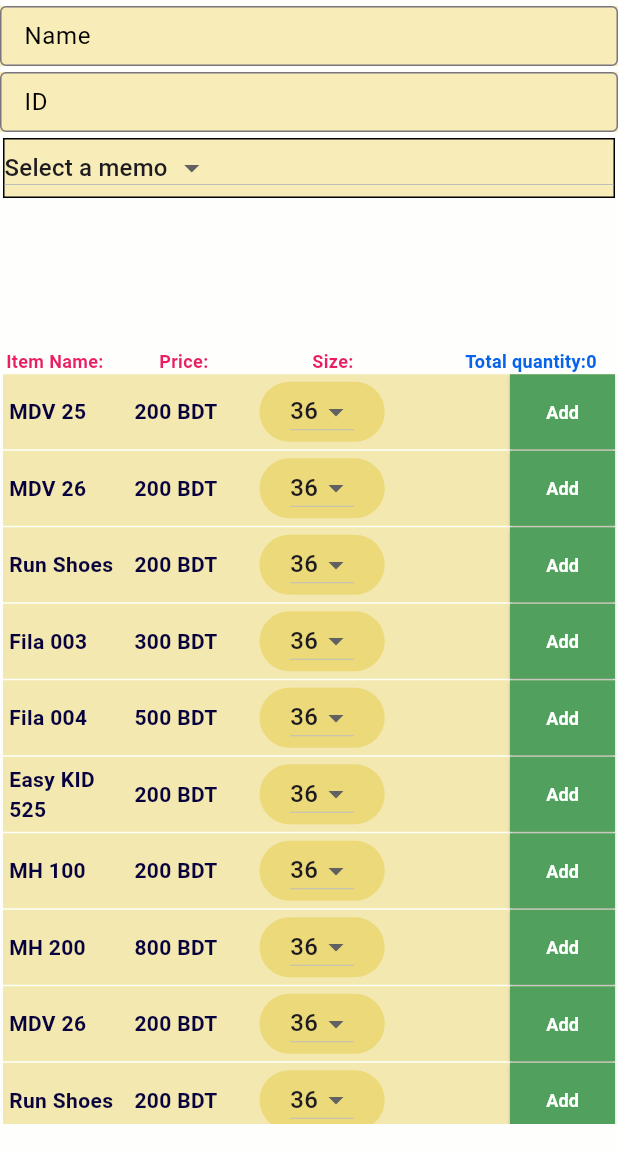
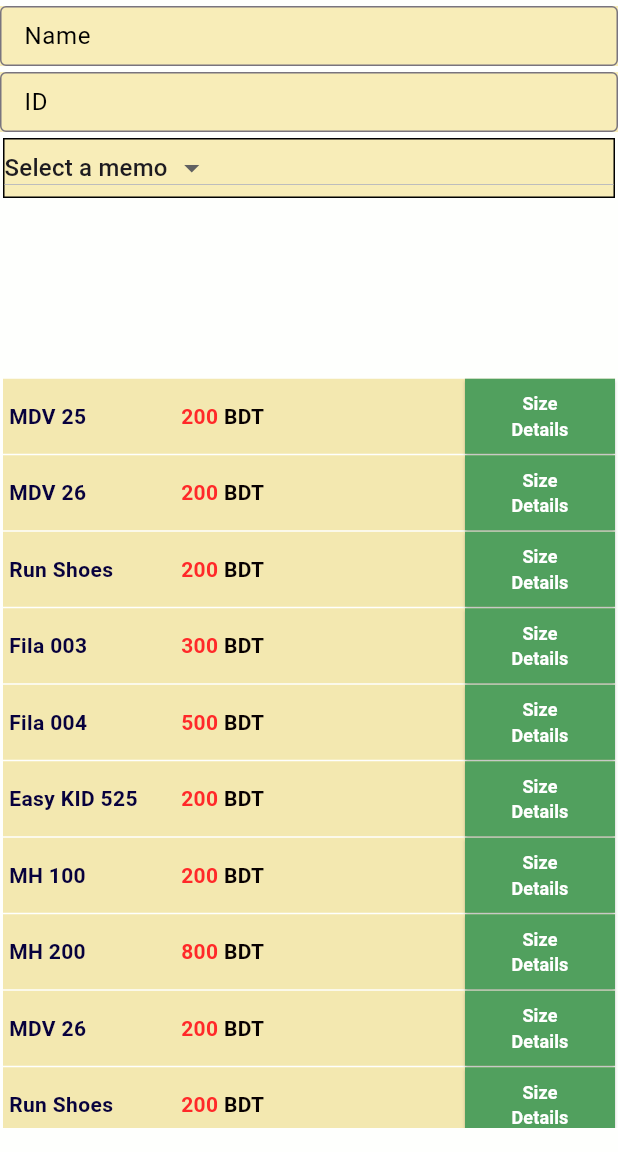
Before and after one commit to minhazmashfi/Niret_ERP, a Flutter app: the InternalState screen opened directly, on a phone screen of 412 x 824 dp, the part 84-1236 px from its top. Run offline on Flutter 3.47's test engine with Material 3 defaults, Android fonts, the phone set to English and light mode, and no system bars; our stand-ins replace dotted_line, get, google_fonts; missing offline and left inert: assorted_layout_widgets, back_pressed, dart:ffi, flutter_popup_card; Roboto replaces fonts that are missing (Acme, Ubuntu).

Commit message:
size chart comepleted

```diff
--- a/lib/internal_sale.dart
+++ b/lib/internal_sale.dart
@@ -111,38 +111,8 @@
                 value: selectedMemo,
               ),
             ),
-            const SizedBox(height: 100),
-            Row(
-              children: [
-                const SizedBox(width: 4),
-                const Expanded(
-                    child: Text(
-                  'Item Name:',
-                  style: TextStyle(
-                      fontSize: 12,
-                      fontWeight: FontWeight.bold,
-                      color: Colors.pink),
-                )),
-                const Expanded(
-                    child: Text('Price:',
-                        style: TextStyle(
-                            fontSize: 12,
-                            fontWeight: FontWeight.bold,
-                            color: Colors.pink))),
-                const Expanded(
-                    child: Text('Size:',
-                        style: TextStyle(
-                            fontSize: 12,
-                            fontWeight: FontWeight.bold,
-                            color: Colors.pink))),
-                Expanded(
-                    child: Text('Total quantity:$totalquan',
-                        style: const TextStyle(
-                            fontSize: 12,
-                            fontWeight: FontWeight.bold,
-                            color: Color.fromARGB(255, 7, 99, 236))))
-              ],
-            ),
+            const SizedBox(height: 120),
+
             SizedBox(
               height: 500,
               child: ListView(
--- a/lib/shoelist_tiles.dart
+++ b/lib/shoelist_tiles.dart
@@ -59,53 +59,31 @@
                         ),
                       ),
 
-
+                      const SizedBox(width: 20,),
                           Expanded(
 
-                            child: Text(
-                              widget.price.toString()+' BDT',
+                            child: Row(
+                              children: [
+                                Text(
+                                  widget.price.toString(),
                                   style: GoogleFonts.ubuntuMono(
-                                  fontSize: 14, fontWeight: FontWeight.bold, color: Color.fromARGB(255, 7, 1, 61)),
+                                      fontSize: 14, fontWeight: FontWeight.bold, color: Color.fromARGB(255, 255, 41, 41)),
+                                ),
+                              Text(
+                                  ' BDT',
+                                  style: GoogleFonts.ubuntuMono(
+                                      fontSize: 14, fontWeight: FontWeight.bold, color: Color.fromARGB(255, 8, 1, 1)),
+                                ),
+                              ],
                             ),
                           ),
 
-                         Expanded(
-                            child: Container(
-                              height: 40,
-
-                              decoration: BoxDecoration(
-                                color: Color.fromARGB(255, 236, 217, 121),
-                                borderRadius: BorderRadius.all(Radius.circular(30))
-                              ),
-                              child:Center(
-                                child: DropdownButton(
-                                  menuMaxHeight: 120,
-
-                                    items: widget.sizeLists.map((String size) {
-                                      return DropdownMenuItem(
-
-                                        value:size,
-                                        child:Text(size) );
-                                    },
-                                    ).toList(),
 
 
-                                    onChanged: (String? newvalue){
-                                      setState((){
-                                         dropdownvalue= newvalue!;
-                                      });
-                                    }
-
-                                    ,
-                                    value: dropdownvalue ,
-                                  ),
-
-                              ) ,
-                            )
-                          ),
-
                       const Spacer(),
-                      ElevatedButton(onPressed: (){
+                      SizedBox(
+                        width: 100,
+                        child: ElevatedButton(onPressed: (){
                         widget.totalpricecal(widget.price,'add');
                         List itemsummary=[];
                         itemsummary.add(widget.labelText);
@@ -129,7 +107,8 @@
                         style: ElevatedButton.styleFrom(backgroundColor: const Color.fromARGB(255,81,160,94),foregroundColor: Colors.white,shape: RoundedRectangleBorder(),fixedSize: Size(70, 50)
                         ),
 
-                      child: const Text('Add',style: TextStyle(fontSize: 12,fontWeight: FontWeight.bold),))
+                        child:  const Text('Size Details',style: TextStyle(fontSize: 12,fontWeight: FontWeight.bold),textAlign:TextAlign.center,)),
+                      )
                       ]
                     ),
 
```
Also changed, not shown: lib/size_chart.dart (+84 -12 lines). Lines whose indentation alone changed are shown as unchanged.
